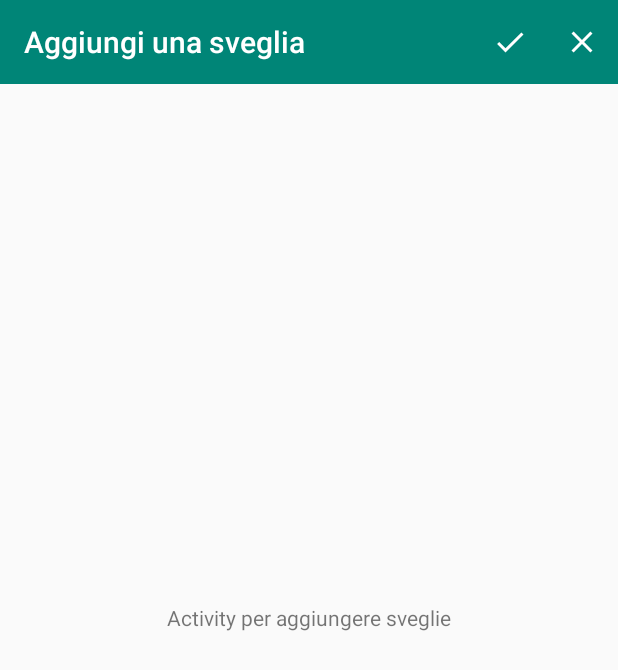
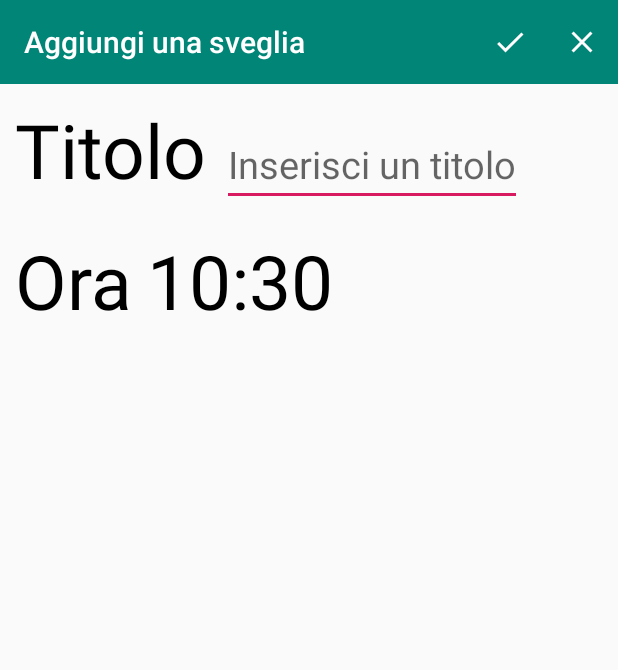
Before and after one commit to nico9779/ProgettoESP, an Android app: the ActivityAddAlarm screen opened directly, with no data from a screen before it, on a phone screen of 412 x 824 dp. Shown: the top 670 px of the screen. Run offline under Robolectric (Android 15) with nearby library versions, the phone set to English and light mode, and no system bars.

Commit message:
Aggiunto TimePicker all'activity AddAlarm

```diff
--- a/app/src/main/java/it/gliandroidiani/progettoesp/ActivityAddAlarm.java
+++ b/app/src/main/java/it/gliandroidiani/progettoesp/ActivityAddAlarm.java
@@ -1,15 +1,23 @@
 package it.gliandroidiani.progettoesp;
 
+import android.app.TimePickerDialog;
+import android.support.v4.app.DialogFragment;
 import android.support.v7.app.AppCompatActivity;
 import android.os.Bundle;
 import android.support.v7.widget.Toolbar;
 import android.view.Menu;
 import android.view.MenuItem;
+import android.view.View;
+import android.widget.TextView;
+import android.widget.TimePicker;
 import android.widget.Toast;
 
-public class ActivityAddAlarm extends AppCompatActivity {
+import java.util.Calendar;
+
+public class ActivityAddAlarm extends AppCompatActivity implements TimePickerDialog.OnTimeSetListener {
 
     Toolbar alarmToolbar;
+    TextView time;
 
     @Override
     protected void onCreate(Bundle savedInstanceState)
@@ -19,6 +27,14 @@ public class ActivityAddAlarm extends AppCompatActivity {
 
         alarmToolbar = findViewById(R.id.alarm_toolbar);
         setSupportActionBar(alarmToolbar);
+
+        time = findViewById(R.id.time);
+
+        final Calendar c = Calendar.getInstance();
+        int hour = c.get(Calendar.HOUR_OF_DAY);
+        int minute = c.get(Calendar.MINUTE);
+
+        time.setText(hour+":"+minute);
     }
 
     //Metodo che aggiunge il menu alla toolbar
@@ -34,13 +50,25 @@ public class ActivityAddAlarm extends AppCompatActivity {
     public boolean onOptionsItemSelected(MenuItem item){
         int selected = item.getItemId();
         if(selected == R.id.save_alarm) {
-            Toast.makeText(this, R.string.event_save_alarm, Toast.LENGTH_LONG).show();
+            Toast.makeText(this, R.string.event_save_alarm, Toast.LENGTH_SHORT).show();
             return true;
         }
         else if(selected == R.id.cancel_alarm) {
-            Toast.makeText(this, R.string.event_cancel_alarm, Toast.LENGTH_LONG).show();
+            Toast.makeText(this, R.string.event_cancel_alarm, Toast.LENGTH_SHORT).show();
+            finish();
             return true;
         }
         return super.onOptionsItemSelected(item);
     }
+
+    @Override
+    public void onTimeSet(TimePicker view, int hourOfDay, int minute) {
+        TextView textView = findViewById(R.id.time);
+        textView.setText(hourOfDay+":"+minute);
+    }
+
+    public void setTime(View view) {
+        DialogFragment timePicker = new TimePickerFragment();
+        timePicker.show(getSupportFragmentManager(), "Time Picker");
+    }
 }
--- /dev/null
+++ b/app/src/main/java/it/gliandroidiani/progettoesp/TimePickerFragment.java
@@ -0,0 +1,22 @@
+package it.gliandroidiani.progettoesp;
+
+import android.app.Dialog;
+import android.app.TimePickerDialog;
+import android.os.Bundle;
+import android.support.annotation.NonNull;
+import android.support.annotation.Nullable;
+import android.support.v4.app.DialogFragment;
+import android.text.format.DateFormat;
+
+import java.util.Calendar;
+
+public class TimePickerFragment extends DialogFragment {
+    @NonNull
+    @Override
+    public Dialog onCreateDialog(@Nullable Bundle savedInstanceState) {
+        final Calendar calendar = Calendar.getInstance();
+        int hour = calendar.get(Calendar.HOUR_OF_DAY);
+        int minute = calendar.get(Calendar.MINUTE);
+        return new TimePickerDialog(getActivity(), (TimePickerDialog.OnTimeSetListener) getActivity(), hour, minute, DateFormat.is24HourFormat(getActivity()));
+    }
+}
--- a/app/src/main/res/layout/activity_add_alarm.xml
+++ b/app/src/main/res/layout/activity_add_alarm.xml
@@ -4,6 +4,7 @@
     xmlns:tools="http://schemas.android.com/tools"
     android:layout_width="match_parent"
     android:layout_height="match_parent"
+
     tools:context=".ActivityAddAlarm">
 
     <android.support.v7.widget.Toolbar
@@ -18,11 +19,61 @@
         app:theme="@style/ThemeOverlay.AppCompat.ActionBar"
         />
 
-    <TextView
-        android:layout_width="wrap_content"
+    <RelativeLayout
+        android:id="@+id/title_layout"
+        android:layout_width="match_parent"
         android:layout_height="wrap_content"
-        android:layout_centerInParent="true"
-        android:text="Activity per aggiungere sveglie"
-         />
+        android:layout_below="@id/alarm_toolbar">
+
+        <TextView
+            android:id="@+id/title_label"
+            android:layout_width="wrap_content"
+            android:layout_margin="10dp"
+            android:layout_height="wrap_content"
+            android:textSize="50sp"
+            android:textColor="@color/nero"
+            android:text="@string/alarm_title_label"/>
+
+        <EditText
+            android:id="@+id/alarm_title"
+            android:layout_width="wrap_content"
+            android:layout_height="wrap_content"
+            android:layout_alignBaseline="@id/title_label"
+            android:layout_toEndOf="@id/title_label"
+            android:hint="@string/enter_alarm_title_hint"
+            android:inputType="textCapSentences"
+            android:textSize="25sp"
+            tools:ignore="Autofill" />
+
+    </RelativeLayout>
+
+    <RelativeLayout
+        android:id="@+id/time_layout"
+        android:layout_width="match_parent"
+        android:layout_height="wrap_content"
+        android:layout_below="@id/title_layout">
+
+        <TextView
+            android:id="@+id/time_label"
+            android:layout_width="wrap_content"
+            android:layout_height="wrap_content"
+            android:textSize="50sp"
+            android:layout_margin="10dp"
+            android:textColor="@color/nero"
+            android:text="@string/alarm_time_label" />
+
+        <TextView
+            android:id="@+id/time"
+            android:layout_width="wrap_content"
+            android:layout_height="wrap_content"
+            android:layout_alignBaseline="@id/time_label"
+            android:onClick="setTime"
+            android:textSize="50sp"
+            android:textColor="@color/nero"
+            android:layout_toEndOf="@id/time_label"/>
+
+    </RelativeLayout>
+
+
 
 </RelativeLayout>
--- a/app/src/main/res/values/colors.xml
+++ b/app/src/main/res/values/colors.xml
@@ -5,4 +5,5 @@
     <color name="colorAccent">#D81B60</color>
     <color name="bianco">#FFFFFF</color>
     <color name="grigio">#AAAAAA</color>
+    <color name="nero">#000000</color>
 </resources>
--- a/app/src/main/res/values/strings.xml
+++ b/app/src/main/res/values/strings.xml
@@ -6,5 +6,8 @@
     <string name="menu_alarm">Sveglie</string>
     <string name="menu_note">Note</string>
     <string name="event_save_alarm">Salva allarme</string>
-    <string name="event_cancel_alarm">Elimina allarme</string>
+    <string name="event_cancel_alarm">Sveglia annullata</string>
+    <string name="enter_alarm_title_hint">Inserisci un titolo</string>
+    <string name="alarm_title_label">Titolo</string>
+    <string name="alarm_time_label">Ora</string>
 </resources>
```
